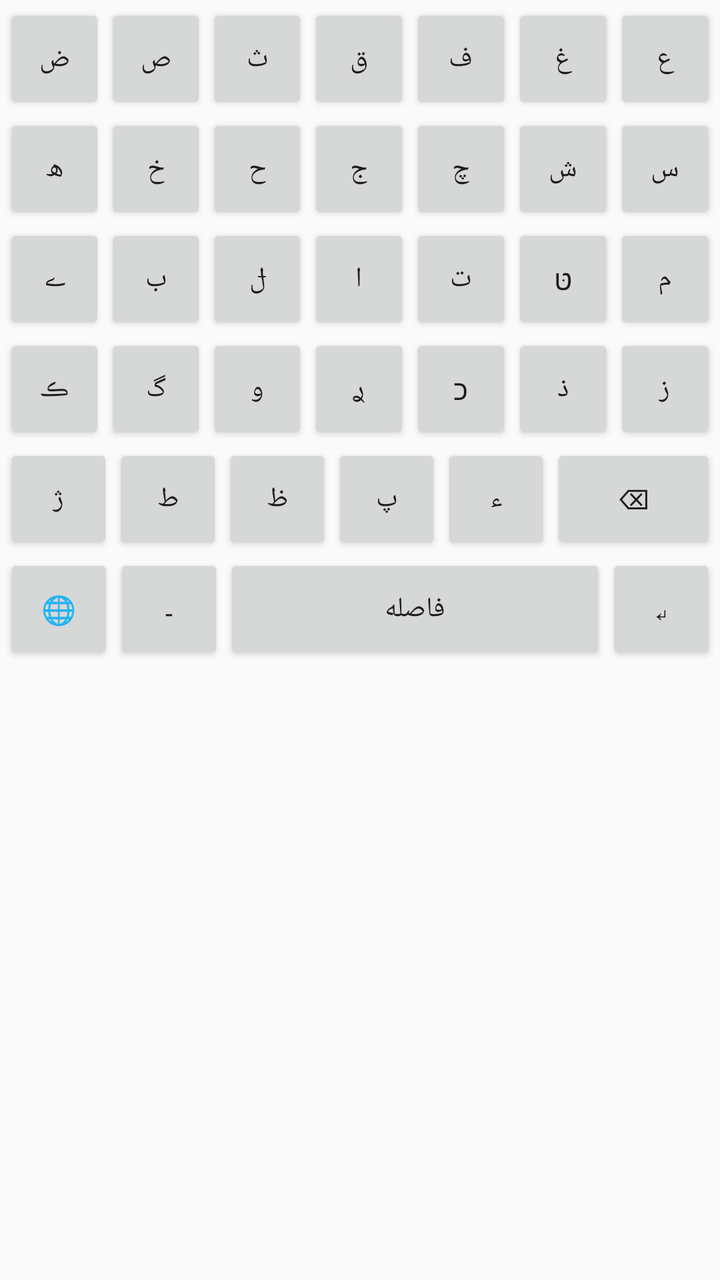
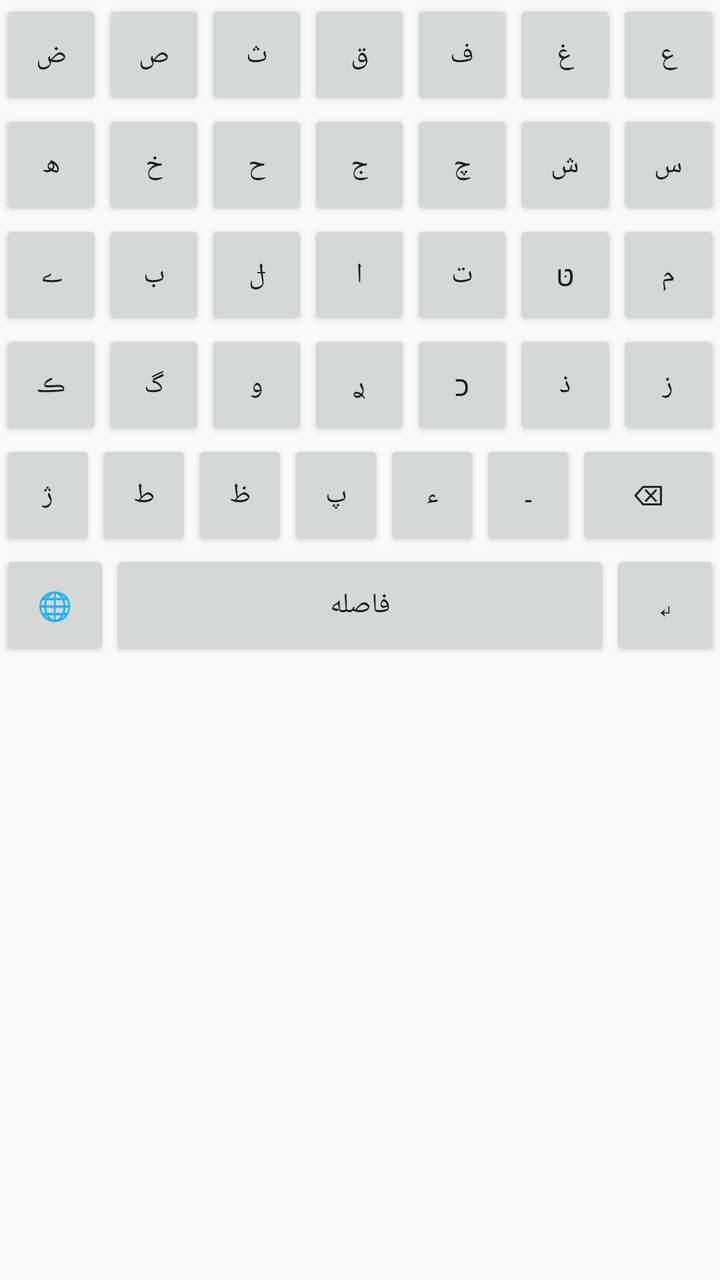

Screens rendered from an Android XML layout before and after an edit, with the pre-edit source and the edit as a unified diff.
<!-- AndroidManifest.xml: application theme android:Theme.Material.Light -->
<!-- res/layout/keyboard_view.xml -->
<?xml version="1.0" encoding="utf-8"?>
<LinearLayout xmlns:android="http://schemas.android.com/apk/res/android"
    android:layout_width="match_parent"
    android:layout_height="wrap_content"
    android:orientation="vertical"
    android:padding="2dp">

    <LinearLayout
        android:layout_width="match_parent"
        android:layout_height="55dp">

        <Button
            android:id="@+id/key_zad"
            android:text="ض"
            android:layout_width="0dp"
            android:layout_height="match_parent"
            android:layout_weight="1"/>

        <Button
            android:id="@+id/key_sad"
            android:text="ص"
            android:layout_width="0dp"
            android:layout_height="match_parent"
            android:layout_weight="1"/>

        <Button
            android:id="@+id/key_sen"
            android:text="ث"
            android:layout_width="0dp"
            android:layout_height="match_parent"
            android:layout_weight="1"/>

        <Button
            android:id="@+id/key_ghaf"
            android:text="ق"
            android:layout_width="0dp"
            android:layout_height="match_parent"
            android:layout_weight="1"/>

        <Button
            android:id="@+id/key_fa"
            android:text="ف"
            android:layout_width="0dp"
            android:layout_height="match_parent"
            android:layout_weight="1"/>

        <Button
            android:id="@+id/key_ghain"
            android:text="غ"
            android:layout_width="0dp"
            android:layout_height="match_parent"
            android:layout_weight="1"/>

        <Button
            android:id="@+id/key_ain"
            android:text="ع"
            android:layout_width="0dp"
            android:layout_height="match_parent"
            android:layout_weight="1"/>

    </LinearLayout>


    <LinearLayout
        android:layout_width="match_parent"
        android:layout_height="55dp">

        <Button
            android:id="@+id/key_he"
            android:text="ھ"
            android:layout_width="0dp"
            android:layout_height="match_parent"
            android:layout_weight="1"/>

        <Button
            android:id="@+id/key_khe"
            android:text="خ"
            android:layout_width="0dp"
            android:layout_height="match_parent"
            android:layout_weight="1"/>

        <Button
            android:id="@+id/key_hah"
            android:text="ح"
            android:layout_width="0dp"
            android:layout_height="match_parent"
            android:layout_weight="1"/>

        <Button
            android:id="@+id/key_jim"
            android:text="ج"
            android:layout_width="0dp"
            android:layout_height="match_parent"
            android:layout_weight="1"/>

        <Button
            android:id="@+id/key_che"
            android:text="چ"
            android:layout_width="0dp"
            android:layout_height="match_parent"
            android:layout_weight="1"/>

        <Button
            android:id="@+id/key_shin"
            android:text="ش"
            android:layout_width="0dp"
            android:layout_height="match_parent"
            android:layout_weight="1"/>

        <Button
            android:id="@+id/key_sin"
            android:text="س"
            android:layout_width="0dp"
            android:layout_height="match_parent"
            android:layout_weight="1"/>

    </LinearLayout>


    <LinearLayout
        android:layout_width="match_parent"
        android:layout_height="55dp">

        <Button
            android:id="@+id/key_ye"
            android:text="ے"
            android:layout_width="0dp"
            android:layout_height="match_parent"
            android:layout_weight="1"/>

        <Button
            android:id="@+id/key_be"
            android:text="ب"
            android:layout_width="0dp"
            android:layout_height="match_parent"
            android:layout_weight="1"/>

        <Button
            android:id="@+id/key_lam"
            android:text="ݪ"
            android:layout_width="0dp"
            android:layout_height="match_parent"
            android:layout_weight="1"/>

        <Button
            android:id="@+id/key_alef"
            android:text="ا"
            android:layout_width="0dp"
            android:layout_height="match_parent"
            android:layout_weight="1"/>

        <Button
            android:id="@+id/key_te"
            android:text="ت"
            android:layout_width="0dp"
            android:layout_height="match_parent"
            android:layout_weight="1"/>

        <Button
            android:id="@+id/key_nun"
            android:text="טּ"
            android:layout_width="0dp"
            android:layout_height="match_parent"
            android:layout_weight="1"/>

        <Button
            android:id="@+id/key_mim"
            android:text="م"
            android:layout_width="0dp"
            android:layout_height="match_parent"
            android:layout_weight="1"/>

    </LinearLayout>


    <LinearLayout
        android:layout_width="match_parent"
        android:layout_height="55dp">

        <Button
            android:id="@+id/key_kaf"
            android:text="ڪ"
            android:layout_width="0dp"
            android:layout_height="match_parent"
            android:layout_weight="1"/>

        <Button
            android:id="@+id/key_gaf"
            android:text="گ"
            android:layout_width="0dp"
            android:layout_height="match_parent"
            android:layout_weight="1"/>

        <Button
            android:id="@+id/key_vav"
            android:text="و"
            android:layout_width="0dp"
            android:layout_height="match_parent"
            android:layout_weight="1"/>

        <Button
            android:id="@+id/key_re"
            android:text="ࢪ"
            android:layout_width="0dp"
            android:layout_height="match_parent"
            android:layout_weight="1"/>

        <Button
            android:id="@+id/key_dal"
            android:text="כ"
            android:layout_width="0dp"
            android:layout_height="match_parent"
            android:layout_weight="1"/>

        <Button
            android:id="@+id/key_zal"
            android:text="ذ"
            android:layout_width="0dp"
            android:layout_height="match_parent"
            android:layout_weight="1"/>

        <Button
            android:id="@+id/key_ze"
            android:text="ز"
            android:layout_width="0dp"
            android:layout_height="match_parent"
            android:layout_weight="1"/>

    </LinearLayout>


    <LinearLayout
        android:layout_width="match_parent"
        android:layout_height="55dp">

        <Button
            android:id="@+id/key_zhe"
            android:text="ژ"
            android:layout_width="0dp"
            android:layout_height="match_parent"
            android:layout_weight="1"/>

        <Button
            android:id="@+id/key_ta"
            android:text="ط"
            android:layout_width="0dp"
            android:layout_height="match_parent"
            android:layout_weight="1"/>

        <Button
            android:id="@+id/key_za"
            android:text="ظ"
            android:layout_width="0dp"
            android:layout_height="match_parent"
            android:layout_weight="1"/>

        <Button
            android:id="@+id/key_pe"
            android:text="پ"
            android:layout_width="0dp"
            android:layout_height="match_parent"
            android:layout_weight="1"/>

        <Button
            android:id="@+id/key_hamze"
            android:text="ء"
            android:layout_width="0dp"
            android:layout_height="match_parent"
            android:layout_weight="1"/>

        <Button
            android:id="@+id/key_back"
            android:text="⌫"
            android:layout_width="0dp"
            android:layout_height="match_parent"
            android:layout_weight="1.5"/>

    </LinearLayout>


    

    <LinearLayout
        android:layout_width="match_parent"
        android:layout_height="55dp">

        <Button
            android:id="@+id/key_globe"
            android:text="🌐"
            android:layout_width="55dp"
            android:layout_height="match_parent"/>

        <Button
            android:id="@+id/key_keshide"
            android:text="ـ"
            android:layout_width="55dp"
            android:layout_height="match_parent"/>

        <Button
            android:id="@+id/key_space"
            android:text="فاصله"
            android:layout_width="0dp"
            android:layout_height="match_parent"
            android:layout_weight="3"/>

        <Button
            android:id="@+id/key_enter"
            android:text="↵"
            android:layout_width="55dp"
            android:layout_height="match_parent"/>

    </LinearLayout>

</LinearLayout>
<!-- resources referenced by this layout -->
<resources>

</resources>

<!-- the commit's change to res/layout/keyboard_view.xml (unified diff, before → after) -->
@@ -2,312 +2,91 @@
 <LinearLayout xmlns:android="http://schemas.android.com/apk/res/android"
     android:layout_width="match_parent"
     android:layout_height="wrap_content"
-    android:orientation="vertical"
-    android:padding="2dp">
+    android:orientation="vertical">
 
+    
     <LinearLayout
         android:layout_width="match_parent"
         android:layout_height="55dp">
 
-        <Button
-            android:id="@+id/key_zad"
-            android:text="ض"
-            android:layout_width="0dp"
-            android:layout_height="match_parent"
-            android:layout_weight="1"/>
-
-        <Button
-            android:id="@+id/key_sad"
-            android:text="ص"
-            android:layout_width="0dp"
-            android:layout_height="match_parent"
-            android:layout_weight="1"/>
-
-        <Button
-            android:id="@+id/key_sen"
-            android:text="ث"
-            android:layout_width="0dp"
-            android:layout_height="match_parent"
-            android:layout_weight="1"/>
-
-        <Button
-            android:id="@+id/key_ghaf"
-            android:text="ق"
-            android:layout_width="0dp"
-            android:layout_height="match_parent"
-            android:layout_weight="1"/>
-
-        <Button
-            android:id="@+id/key_fa"
-            android:text="ف"
-            android:layout_width="0dp"
-            android:layout_height="match_parent"
-            android:layout_weight="1"/>
-
-        <Button
-            android:id="@+id/key_ghain"
-            android:text="غ"
-            android:layout_width="0dp"
-            android:layout_height="match_parent"
-            android:layout_weight="1"/>
-
-        <Button
-            android:id="@+id/key_ain"
-            android:text="ع"
-            android:layout_width="0dp"
-            android:layout_height="match_parent"
-            android:layout_weight="1"/>
+        <Button android:id="@+id/key_zad" android:text="ض" android:layout_width="0dp" android:layout_height="match_parent" android:layout_weight="1"/>
+        <Button android:id="@+id/key_sad" android:text="ص" android:layout_width="0dp" android:layout_height="match_parent" android:layout_weight="1"/>
+        <Button android:id="@+id/key_sen" android:text="ث" android:layout_width="0dp" android:layout_height="match_parent" android:layout_weight="1"/>
+        <Button android:id="@+id/key_ghaf" android:text="ق" android:layout_width="0dp" android:layout_height="match_parent" android:layout_weight="1"/>
+        <Button android:id="@+id/key_fa" android:text="ف" android:layout_width="0dp" android:layout_height="match_parent" android:layout_weight="1"/>
+        <Button android:id="@+id/key_ghain" android:text="غ" android:layout_width="0dp" android:layout_height="match_parent" android:layout_weight="1"/>
+        <Button android:id="@+id/key_ain" android:text="ع" android:layout_width="0dp" android:layout_height="match_parent" android:layout_weight="1"/>
 
     </LinearLayout>
 
-
+    
     <LinearLayout
         android:layout_width="match_parent"
         android:layout_height="55dp">
 
-        <Button
-            android:id="@+id/key_he"
-            android:text="ھ"
-            android:layout_width="0dp"
-            android:layout_height="match_parent"
-            android:layout_weight="1"/>
-
-        <Button
-            android:id="@+id/key_khe"
-            android:text="خ"
-            android:layout_width="0dp"
-            android:layout_height="match_parent"
-            android:layout_weight="1"/>
-
-        <Button
-            android:id="@+id/key_hah"
-            android:text="ح"
-            android:layout_width="0dp"
-            android:layout_height="match_parent"
-            android:layout_weight="1"/>
-
-        <Button
-            android:id="@+id/key_jim"
-            android:text="ج"
-            android:layout_width="0dp"
-            android:layout_height="match_parent"
-            android:layout_weight="1"/>
-
-        <Button
-            android:id="@+id/key_che"
-            android:text="چ"
-            android:layout_width="0dp"
-            android:layout_height="match_parent"
-            android:layout_weight="1"/>
-
-        <Button
-            android:id="@+id/key_shin"
-            android:text="ش"
-            android:layout_width="0dp"
-            android:layout_height="match_parent"
-            android:layout_weight="1"/>
-
-        <Button
-            android:id="@+id/key_sin"
-            android:text="س"
-            android:layout_width="0dp"
-            android:layout_height="match_parent"
-            android:layout_weight="1"/>
+        <Button android:id="@+id/key_he" android:text="ھ" android:layout_width="0dp" android:layout_height="match_parent" android:layout_weight="1"/>
+        <Button android:id="@+id/key_khe" android:text="خ" android:layout_width="0dp" android:layout_height="match_parent" android:layout_weight="1"/>
+        <Button android:id="@+id/key_hah" android:text="ح" android:layout_width="0dp" android:layout_height="match_parent" android:layout_weight="1"/>
+        <Button android:id="@+id/key_jim" android:text="ج" android:layout_width="0dp" android:layout_height="match_parent" android:layout_weight="1"/>
+        <Button android:id="@+id/key_che" android:text="چ" android:layout_width="0dp" android:layout_height="match_parent" android:layout_weight="1"/>
+        <Button android:id="@+id/key_shin" android:text="ش" android:layout_width="0dp" android:layout_height="match_parent" android:layout_weight="1"/>
+        <Button android:id="@+id/key_sin" android:text="س" android:layout_width="0dp" android:layout_height="match_parent" android:layout_weight="1"/>
 
     </LinearLayout>
 
-
+    
     <LinearLayout
         android:layout_width="match_parent"
         android:layout_height="55dp">
 
-        <Button
-            android:id="@+id/key_ye"
-            android:text="ے"
-            android:layout_width="0dp"
-            android:layout_height="match_parent"
-            android:layout_weight="1"/>
-
-        <Button
-            android:id="@+id/key_be"
-            android:text="ب"
-            android:layout_width="0dp"
-            android:layout_height="match_parent"
-            android:layout_weight="1"/>
-
-        <Button
-            android:id="@+id/key_lam"
-            android:text="ݪ"
-            android:layout_width="0dp"
-            android:layout_height="match_parent"
-            android:layout_weight="1"/>
-
-        <Button
-            android:id="@+id/key_alef"
-            android:text="ا"
-            android:layout_width="0dp"
-            android:layout_height="match_parent"
-            android:layout_weight="1"/>
-
-        <Button
-            android:id="@+id/key_te"
-            android:text="ت"
-            android:layout_width="0dp"
-            android:layout_height="match_parent"
-            android:layout_weight="1"/>
-
-        <Button
-            android:id="@+id/key_nun"
-            android:text="טּ"
-            android:layout_width="0dp"
-            android:layout_height="match_parent"
-            android:layout_weight="1"/>
-
-        <Button
-            android:id="@+id/key_mim"
-            android:text="م"
-            android:layout_width="0dp"
-            android:layout_height="match_parent"
-            android:layout_weight="1"/>
+        <Button android:id="@+id/key_ye" android:text="ے" android:layout_width="0dp" android:layout_height="match_parent" android:layout_weight="1"/>
+        <Button android:id="@+id/key_be" android:text="ب" android:layout_width="0dp" android:layout_height="match_parent" android:layout_weight="1"/>
+        <Button android:id="@+id/key_lam" android:text="ݪ" android:layout_width="0dp" android:layout_height="match_parent" android:layout_weight="1"/>
+        <Button android:id="@+id/key_alef" android:text="ا" android:layout_width="0dp" android:layout_height="match_parent" android:layout_weight="1"/>
+        <Button android:id="@+id/key_te" android:text="ت" android:layout_width="0dp" android:layout_height="match_parent" android:layout_weight="1"/>
+        <Button android:id="@+id/key_nun" android:text="טּ" android:layout_width="0dp" android:layout_height="match_parent" android:layout_weight="1"/>
+        <Button android:id="@+id/key_mim" android:text="م" android:layout_width="0dp" android:layout_height="match_parent" android:layout_weight="1"/>
 
     </LinearLayout>
 
-
+    
     <LinearLayout
         android:layout_width="match_parent"
         android:layout_height="55dp">
 
-        <Button
-            android:id="@+id/key_kaf"
-            android:text="ڪ"
-            android:layout_width="0dp"
-            android:layout_height="match_parent"
-            android:layout_weight="1"/>
-
-        <Button
-            android:id="@+id/key_gaf"
-            android:text="گ"
-            android:layout_width="0dp"
-            android:layout_height="match_parent"
-            android:layout_weight="1"/>
-
-        <Button
-            android:id="@+id/key_vav"
-            android:text="و"
-            android:layout_width="0dp"
-            android:layout_height="match_parent"
-            android:layout_weight="1"/>
-
-        <Button
-            android:id="@+id/key_re"
-            android:text="ࢪ"
-            android:layout_width="0dp"
-            android:layout_height="match_parent"
-            android:layout_weight="1"/>
-
-        <Button
-            android:id="@+id/key_dal"
-            android:text="כ"
-            android:layout_width="0dp"
-            android:layout_height="match_parent"
-            android:layout_weight="1"/>
-
-        <Button
-            android:id="@+id/key_zal"
-            android:text="ذ"
-            android:layout_width="0dp"
-            android:layout_height="match_parent"
-            android:layout_weight="1"/>
-
-        <Button
-            android:id="@+id/key_ze"
-            android:text="ز"
-            android:layout_width="0dp"
-            android:layout_height="match_parent"
-            android:layout_weight="1"/>
+        <Button android:id="@+id/key_kaf" android:text="ڪ" android:layout_width="0dp" android:layout_height="match_parent" android:layout_weight="1"/>
+        <Button android:id="@+id/key_gaf" android:text="گ" android:layout_width="0dp" android:layout_height="match_parent" android:layout_weight="1"/>
+        <Button android:id="@+id/key_vav" android:text="و" android:layout_width="0dp" android:layout_height="match_parent" android:layout_weight="1"/>
+        <Button android:id="@+id/key_re" android:text="ࢪ" android:layout_width="0dp" android:layout_height="match_parent" android:layout_weight="1"/>
+        <Button android:id="@+id/key_dal" android:text="כ" android:layout_width="0dp" android:layout_height="match_parent" android:layout_weight="1"/>
+        <Button android:id="@+id/key_zal" android:text="ذ" android:layout_width="0dp" android:layout_height="match_parent" android:layout_weight="1"/>
+        <Button android:id="@+id/key_ze" android:text="ز" android:layout_width="0dp" android:layout_height="match_parent" android:layout_weight="1"/>
 
     </LinearLayout>
 
-
+    
     <LinearLayout
         android:layout_width="match_parent"
         android:layout_height="55dp">
 
-        <Button
-            android:id="@+id/key_zhe"
-            android:text="ژ"
-            android:layout_width="0dp"
-            android:layout_height="match_parent"
-            android:layout_weight="1"/>
-
-        <Button
-            android:id="@+id/key_ta"
-            android:text="ط"
-            android:layout_width="0dp"
-            android:layout_height="match_parent"
-            android:layout_weight="1"/>
-
-        <Button
-            android:id="@+id/key_za"
-            android:text="ظ"
-            android:layout_width="0dp"
-            android:layout_height="match_parent"
-            android:layout_weight="1"/>
-
-        <Button
-            android:id="@+id/key_pe"
-            android:text="پ"
-            android:layout_width="0dp"
-            android:layout_height="match_parent"
-            android:layout_weight="1"/>
-
-        <Button
-            android:id="@+id/key_hamze"
-            android:text="ء"
-            android:layout_width="0dp"
-            android:layout_height="match_parent"
-            android:layout_weight="1"/>
-
-        <Button
-            android:id="@+id/key_back"
-            android:text="⌫"
-            android:layout_width="0dp"
-            android:layout_height="match_parent"
-            android:layout_weight="1.5"/>
+        <Button android:id="@+id/key_zhe" android:text="ژ" android:layout_width="0dp" android:layout_height="match_parent" android:layout_weight="1"/>
+        <Button android:id="@+id/key_ta" android:text="ط" android:layout_width="0dp" android:layout_height="match_parent" android:layout_weight="1"/>
+        <Button android:id="@+id/key_za" android:text="ظ" android:layout_width="0dp" android:layout_height="match_parent" android:layout_weight="1"/>
+        <Button android:id="@+id/key_pe" android:text="پ" android:layout_width="0dp" android:layout_height="match_parent" android:layout_weight="1"/>
+        <Button android:id="@+id/key_hamze" android:text="ء" android:layout_width="0dp" android:layout_height="match_parent" android:layout_weight="1"/>
+        <Button android:id="@+id/key_kesh" android:text="ـ" android:layout_width="0dp" android:layout_height="match_parent" android:layout_weight="1"/>
+        <Button android:id="@+id/key_back" android:text="⌫" android:layout_width="0dp" android:layout_height="match_parent" android:layout_weight="1.5"/>
 
     </LinearLayout>
 
-
     
-
     <LinearLayout
         android:layout_width="match_parent"
         android:layout_height="55dp">
 
-        <Button
-            android:id="@+id/key_globe"
-            android:text="🌐"
-            android:layout_width="55dp"
-            android:layout_height="match_parent"/>
-
-        <Button
-            android:id="@+id/key_keshide"
-            android:text="ـ"
-            android:layout_width="55dp"
-            android:layout_height="match_parent"/>
-
-        <Button
-            android:id="@+id/key_space"
-            android:text="فاصله"
-            android:layout_width="0dp"
-            android:layout_height="match_parent"
-            android:layout_weight="3"/>
-
-        <Button
-            android:id="@+id/key_enter"
-            android:text="↵"
-            android:layout_width="55dp"
-            android:layout_height="match_parent"/>
+        <Button android:id="@+id/key_globe" android:text="🌐" android:layout_width="55dp" android:layout_height="match_parent"/>
+        <Button android:id="@+id/key_space" android:text="فاصله" android:layout_width="0dp" android:layout_height="match_parent" android:layout_weight="3"/>
+        <Button android:id="@+id/key_enter" android:text="↵" android:layout_width="55dp" android:layout_height="match_parent"/>
 
     </LinearLayout>
 
